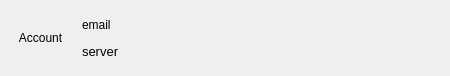
The window that ui/account-view.ui (haiwen/seafile-client) describes before a commit, drawn with Qt 5.
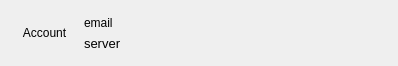
The same window after the commit.

```diff
--- a/ui/account-view.ui
+++ b/ui/account-view.ui
@@ -6,14 +6,29 @@
    <rect>
     <x>0</x>
     <y>0</y>
-    <width>450</width>
-    <height>76</height>
+    <width>398</width>
+    <height>66</height>
    </rect>
   </property>
   <property name="windowTitle">
    <string>Form</string>
   </property>
   <layout class="QHBoxLayout" name="horizontalLayout">
+   <property name="leftMargin">
+    <number>15</number>
+   </property>
+   <property name="rightMargin">
+    <number>15</number>
+   </property>
+   <property name="topMargin">
+    <number>12</number>
+   </property>
+   <property name="bottomMargin">
+    <number>12</number>
+   </property>
+   <property name="spacing">
+    <number>0</number>
+   </property>
    <item>
     <widget class="QToolButton" name="mAccountBtn">
      <property name="text">
@@ -33,7 +48,7 @@
       <number>0</number>
      </property>
      <property name="leftMargin">
-      <number>6</number>
+      <number>10</number>
      </property>
      <item>
       <widget class="QLabel" name="mEmail">
@@ -63,7 +78,7 @@
      </property>
      <property name="sizeHint" stdset="0">
       <size>
-       <width>273</width>
+       <width>248</width>
        <height>20</height>
       </size>
      </property>
```
